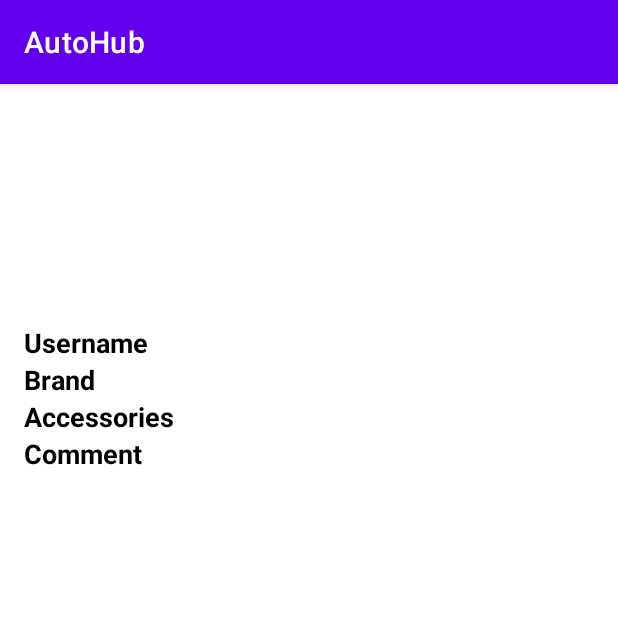
After one commit to sametkarakurt/AutoHub, an Android app: the DetailActivity screen opened directly, with no data from a screen before it, on a phone screen of 412 x 824 dp, the top half of it. The commit adds this screen. Run offline under Robolectric (Android 15) with nearby library versions, the phone set to English and light mode, and no system bars; our stand-ins replace Picasso.

Commit message:
Detail Page Added

```diff
--- /dev/null
+++ b/app/src/main/java/com/example/autohub/view/DetailActivity.kt
@@ -0,0 +1,39 @@
+package com.example.autohub.view
+
+import Post
+import android.os.Bundle
+import androidx.appcompat.app.AppCompatActivity
+import com.example.autohub.databinding.ActivityDetailBinding
+import com.squareup.picasso.Picasso
+
+class DetailActivity : AppCompatActivity() {
+    private lateinit var binding: ActivityDetailBinding
+
+    override fun onCreate(savedInstanceState: Bundle?) {
+        super.onCreate(savedInstanceState)
+        binding = ActivityDetailBinding.inflate(layoutInflater)
+        val view = binding.root
+        setContentView(view)
+
+        val selectedPost = intent.getParcelableExtra<Post>("selectedPost")
+        if (selectedPost != null) {
+            // Seçilen gönderiyi kullanarak ayrıntı sayfasını güncelleyin
+            binding.usernameText.text = selectedPost.username
+            binding.brandText.text = selectedPost.brand
+            binding.accessoriesText.text = selectedPost.accessories
+            binding.commentText.text = selectedPost.comment
+
+            if (selectedPost.downloadUrl != null) {
+                Picasso.get().load(selectedPost.downloadUrl).into(binding.imageView1)
+            }
+
+            // İkinci resmi yükleme
+            if (selectedPost.downloadUrl2 != null) {
+                Picasso.get().load(selectedPost.downloadUrl2).into(binding.imageView2)
+            }
+
+
+            // Diğer verileri de burada kullanarak güncelleyebilirsiniz
+        }
+    }
+}
--- a/app/src/main/java/com/example/autohub/view/MainActivity.kt
+++ b/app/src/main/java/com/example/autohub/view/MainActivity.kt
@@ -96,4 +96,6 @@ class MainActivity : AppCompatActivity() {
     }
 
 
+
+
 }
--- /dev/null
+++ b/app/src/main/res/layout/activity_detail.xml
@@ -0,0 +1,71 @@
+<?xml version="1.0" encoding="utf-8"?>
+<LinearLayout
+    xmlns:android="http://schemas.android.com/apk/res/android"
+    xmlns:tools="http://schemas.android.com/tools"
+    xmlns:app="http://schemas.android.com/apk/res-auto"
+    android:layout_width="match_parent"
+    android:layout_height="match_parent"
+    android:orientation="vertical"
+    android:padding="16dp"
+    >
+
+    <LinearLayout
+        android:layout_width="match_parent"
+        android:layout_height="wrap_content"
+        android:orientation="horizontal">
+
+        <ImageView
+            android:id="@+id/imageView1"
+            android:layout_width="0dp"
+            android:layout_weight="1"
+            android:layout_height="wrap_content"
+            android:scaleType="centerCrop"
+            android:adjustViewBounds="true" />
+
+        <ImageView
+            android:id="@+id/imageView2"
+            android:layout_width="0dp"
+            android:layout_weight="1"
+            android:layout_height="144dp"
+            android:adjustViewBounds="true"
+            android:scaleType="centerCrop" />
+
+    </LinearLayout>
+
+    <TextView
+        android:id="@+id/usernameText"
+        android:layout_width="wrap_content"
+        android:layout_height="wrap_content"
+        android:text="Username"
+        android:textAppearance="?android:textAppearanceMedium"
+        android:textColor="@android:color/black"
+        android:textStyle="bold" />
+
+    <TextView
+        android:id="@+id/brandText"
+        android:layout_width="wrap_content"
+        android:layout_height="wrap_content"
+        android:textAppearance="?android:textAppearanceMedium"
+        android:text="Brand"
+        android:textColor="@android:color/black"
+        android:textStyle="bold" />
+
+    <TextView
+        android:id="@+id/accessoriesText"
+        android:layout_width="wrap_content"
+        android:layout_height="wrap_content"
+        android:textAppearance="?android:textAppearanceMedium"
+        android:text="Accessories"
+        android:textColor="@android:color/black"
+        android:textStyle="bold" />
+
+    <TextView
+        android:id="@+id/commentText"
+        android:layout_width="wrap_content"
+        android:layout_height="wrap_content"
+        android:textAppearance="?android:textAppearanceMedium"
+        android:text="Comment"
+        android:textColor="@android:color/black"
+        android:textStyle="bold" />
+
+</LinearLayout>
--- a/app/src/main/res/layout/recycler_row.xml
+++ b/app/src/main/res/layout/recycler_row.xml
@@ -2,7 +2,8 @@
 <LinearLayout xmlns:android="http://schemas.android.com/apk/res/android"
     android:layout_width="match_parent"
     android:layout_height="wrap_content"
-    android:orientation="vertical">
+    android:orientation="vertical"
+    android:onClick="goToDetailPage">
 
 
     <TextView
--- a/build.gradle
+++ b/build.gradle
@@ -6,7 +6,7 @@ buildscript {
 plugins {
     id 'com.android.application' version '7.2.2' apply false
     id 'com.android.library' version '7.2.2' apply false
-    id 'org.jetbrains.kotlin.android' version '1.6.10' apply false
+    id 'org.jetbrains.kotlin.android' version '1.7.10' apply false
 }
 
 task clean(type: Delete) {
```
Also changed, not shown: app/src/main/AndroidManifest.xml (+7 -1 lines), app/src/main/java/com/example/autohub/adapter/FeedRecyclerAdapter.kt (+20 -8 lines), app/src/main/java/com/example/autohub/model/Post.kt (+45 -2 lines), app/src/main/java/com/example/autohub/view/FeedActivity.kt (+35 -19 lines).
